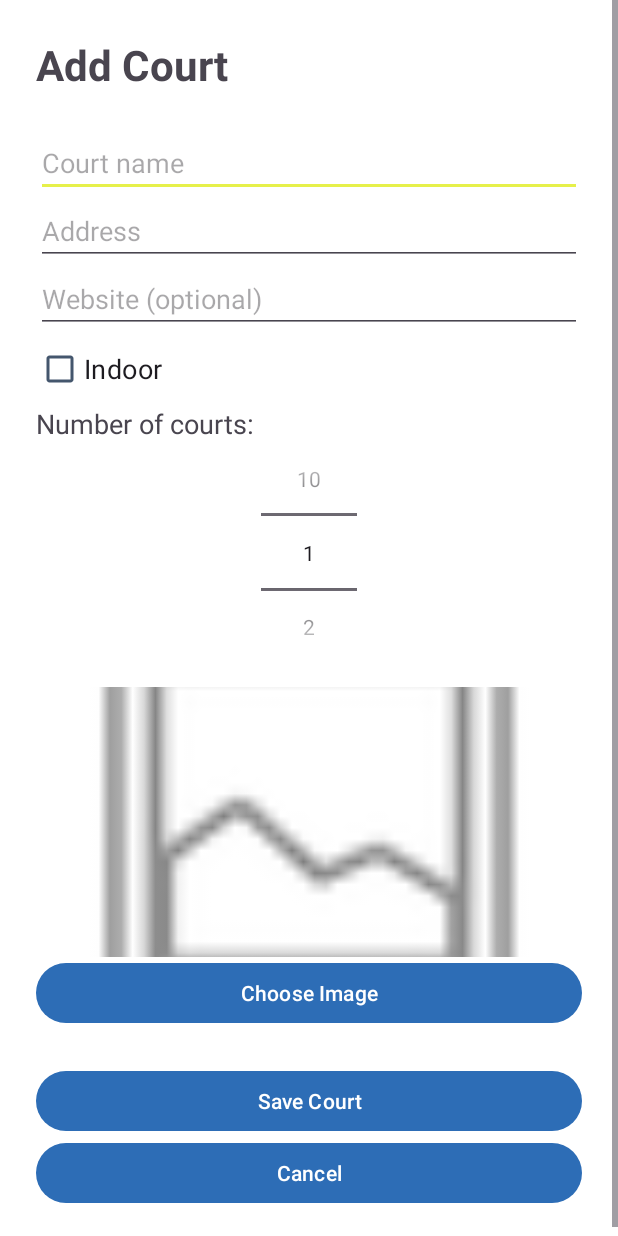
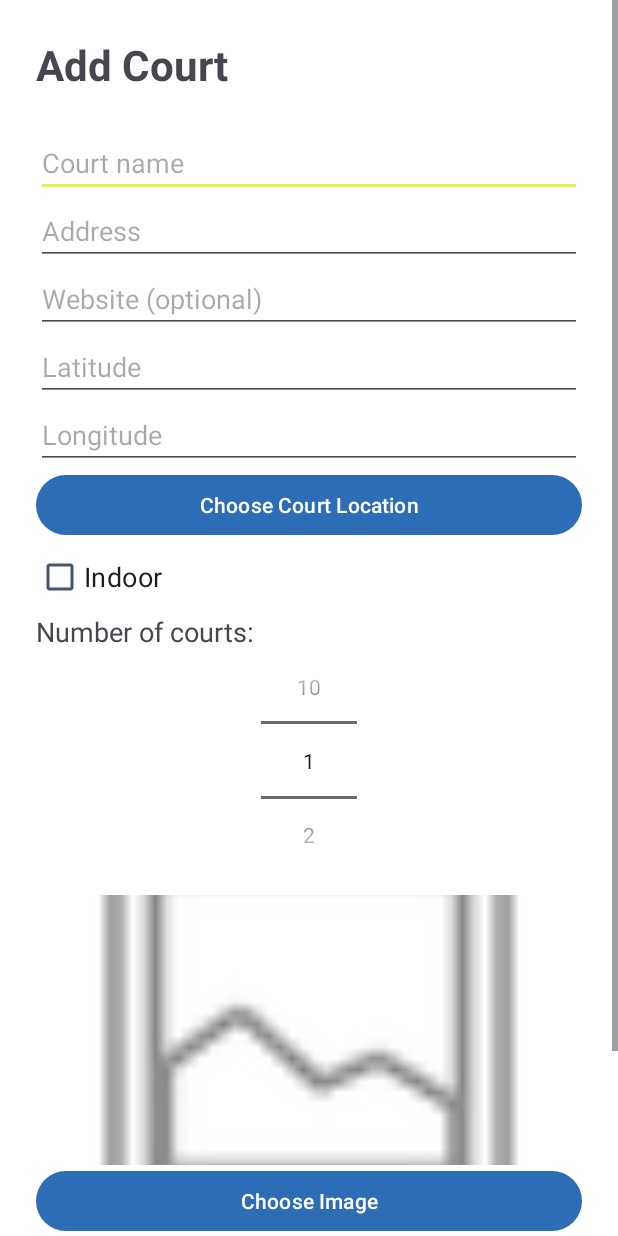
Before and after one commit to harryoshea20107680/padel-tennis-court-locator, an Android app: the AddCourtActivity screen opened directly, with no data from a screen before it, on a phone screen of 412 x 824 dp. Run offline under Robolectric (Android 15) with nearby library versions, the phone set to English and light mode, and no system bars; our stand-ins replace Timber.

Commit message:
feat: connect OSM map picker to court editor (#23)

```diff
--- a/app/src/main/res/layout/activity_add_court.xml
+++ b/app/src/main/res/layout/activity_add_court.xml
@@ -42,6 +42,27 @@
             android:layout_height="wrap_content"
             android:hint="Website (optional)"
             android:inputType="textUri"/>
+
+
+        <EditText
+            android:id="@+id/courtLatitudeInput"
+            android:layout_width="match_parent"
+            android:layout_height="wrap_content"
+            android:hint="Latitude"
+            android:inputType="numberDecimal|numberSigned" />
+
+        <EditText
+            android:id="@+id/courtLongitudeInput"
+            android:layout_width="match_parent"
+            android:layout_height="wrap_content"
+            android:hint="Longitude"
+            android:inputType="numberDecimal|numberSigned" />
+
+        <Button
+            android:id="@+id/chooseLocationButton"
+            android:layout_width="match_parent"
+            android:layout_height="wrap_content"
+            android:text="Choose Court Location" />
 
         <CheckBox
             android:id="@+id/indoorCheckBox"
```
Also changed, not shown: app/src/main/java/org/setu/padelcourtlocator/AddCourtActivity.kt (+104 -2 lines).
